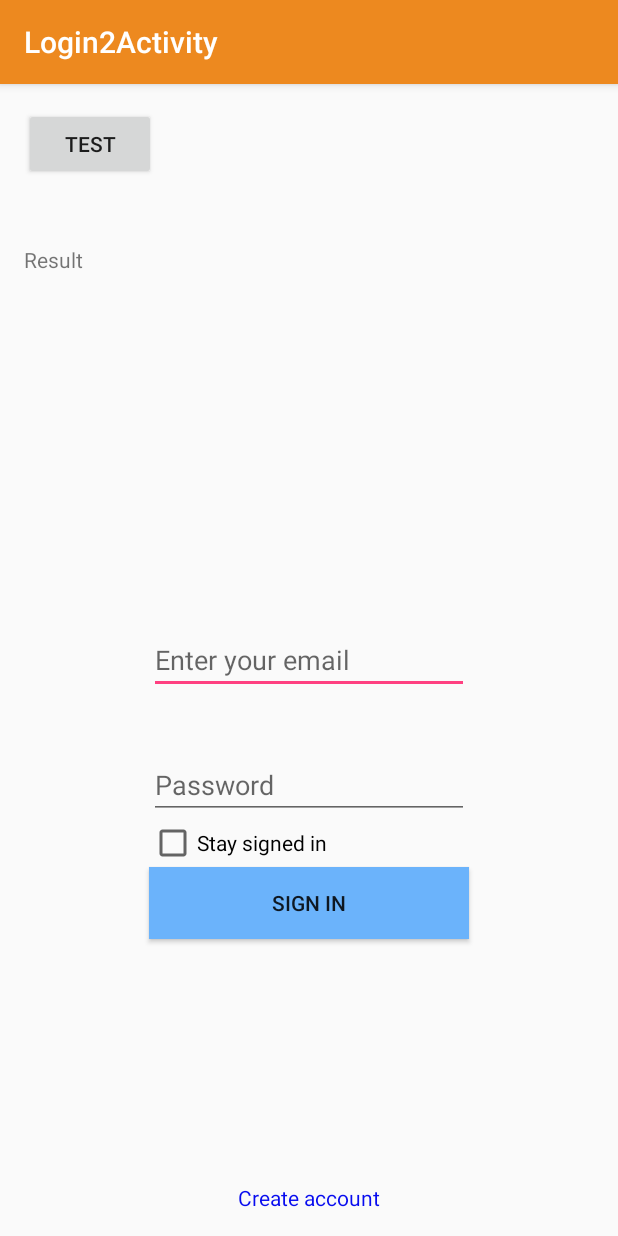
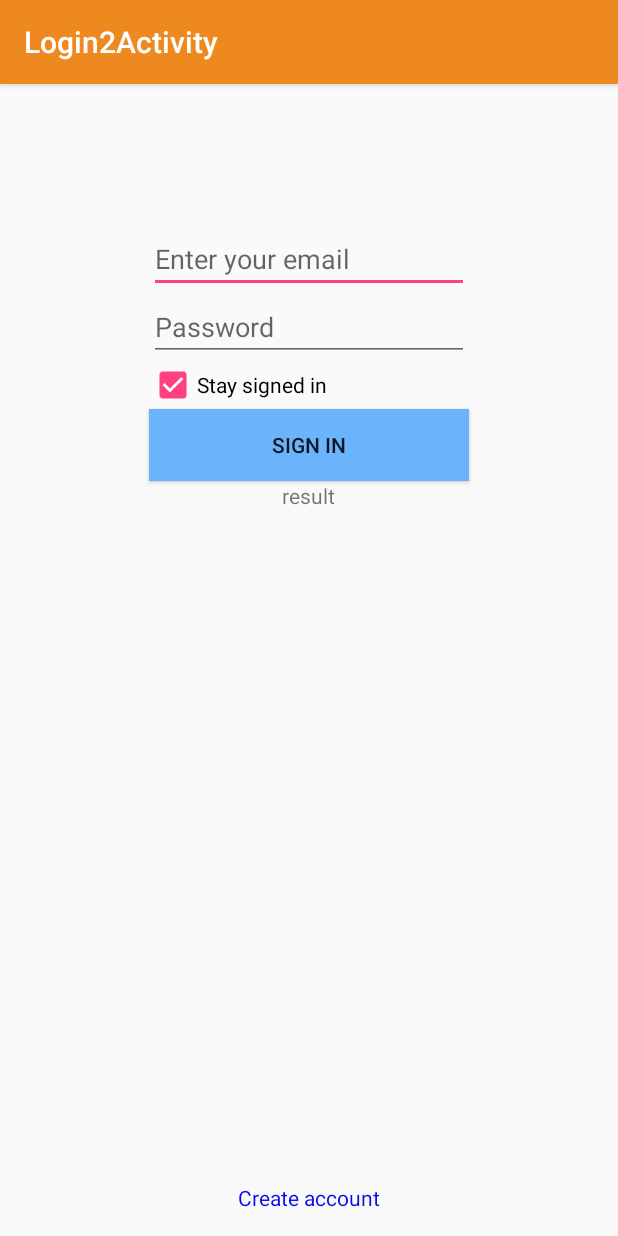
Before and after one commit to HrTran/Android-AngPang, an Android app: the screen it shows after launch (Login2Activity), on a phone screen of 412 x 824 dp. Run offline under Robolectric (Android 15) with nearby library versions, the phone set to English and light mode, and no system bars.

Commit message:
Add: login to the application

```diff
--- a/app/src/main/java/com/example/admin/angpangii/Fragments/Login2Activity.java
+++ b/app/src/main/java/com/example/admin/angpangii/Fragments/Login2Activity.java
@@ -14,6 +14,7 @@ import android.widget.CheckBox;
 import android.widget.CompoundButton;
 import android.widget.EditText;
 import android.widget.TextView;
+import android.widget.Toast;
 
 import com.example.admin.angpangii.R;
 
@@ -27,57 +28,92 @@ import java.net.URL;
 
 public class Login2Activity extends AppCompatActivity {
 
-    private String userName = "luong@luong.com";
-    private String password = "1";
+    private String userName;
+    private String password;
+    private String basicAuth = null;
     private boolean remember = true;
+    private Toast toast;
+    private Context context;
 
-    private TextView resultTView;
-    private Button connectBtn;
     private EditText emailText;
     private EditText passwordText;
     private CheckBox rememberCheckBox;
     private Button signInButton;
     private TextView createAccountTView;
+    private TextView resultTView;
     @Override
     protected void onCreate(Bundle savedInstanceState) {
         super.onCreate(savedInstanceState);
         setContentView(R.layout.activity_login2);
-        resultTView = (TextView) findViewById(R.id.resultTView);
-        connectBtn = (Button) findViewById(R.id.connectBtn);
-        connectBtn.setOnClickListener(new View.OnClickListener() {
-            @Override
-            public void onClick(View v) {
-                ConnectivityManager connMgr = (ConnectivityManager)
-                        getSystemService(Context.CONNECTIVITY_SERVICE);
-                NetworkInfo networkInfo = connMgr.getActiveNetworkInfo();
-                if (networkInfo != null && networkInfo.isConnected()) {
-                    new Communicator().execute("http://10.0.3.2:8000/home");
-                } else {
-                    resultTView.setText("No network connection available.");
-                }
-            }
-        });
+
+        context = getApplicationContext();
 
         // get view
         emailText = (EditText) findViewById(R.id.emailText);
         passwordText = (EditText) findViewById(R.id.passwordText);
         rememberCheckBox = (CheckBox) findViewById(R.id.rememberCheckBox);
         signInButton = (Button) findViewById(R.id.signInButton);
+        resultTView = (TextView) findViewById(R.id.resultTView);
         createAccountTView = (TextView) findViewById(R.id.createAccoutTView);
 
         // handle remember checkbox
+        rememberCheckBox.setChecked(true);
         rememberCheckBox.setOnCheckedChangeListener(new CompoundButton.OnCheckedChangeListener() {
             @Override
             public void onCheckedChanged(CompoundButton buttonView, boolean isChecked) {
-
+                if(isChecked){
+                    remember = true;
+                }else{
+                    remember = false;
+                }
             }
         });
+
+        // handle sign in button
+        signInButton.setOnClickListener(new View.OnClickListener() {
+            @Override
+            public void onClick(View v) {
+                userName = emailText.getText().toString();
+                password = passwordText.getText().toString();
+
+                if(isEmail(userName)){
+                    ConnectivityManager connMgr = (ConnectivityManager)
+                            getSystemService(Context.CONNECTIVITY_SERVICE);
+                    NetworkInfo networkInfo = connMgr.getActiveNetworkInfo();
+                    if (networkInfo != null && networkInfo.isConnected()) {
+                        new Communicator().execute("http://10.0.3.2:8000/v1/login");
+                    } else {
+                        toast = Toast.makeText(context, "No network connection available.", Toast.LENGTH_SHORT);
+                        toast.show();
+                    }
+                }else{
+                    toast = Toast.makeText(getApplicationContext(), "Invalid email", Toast.LENGTH_LONG);
+                    toast.show();
+                }
+            }
+        });
+    }
+
+    public boolean isEmail(String email) {
+        if(email.indexOf(' ') != -1){
+            // if email has space, return false
+            return false;
+        }
+        if(email.indexOf('.') == -1){
+            // if email don't have . character, return false
+            return false;
+        }
+        if(email.indexOf('@') == -1){
+            // if email don't have @ character, return false
+            return false;
+        }
+        return true;
     }
 
     public String downloadUrl(String myUrl) throws IOException {
         InputStream is = null;
         String userCredential = userName + ":" + password;
-        String basicAuth = "Basic " + new String(
+        basicAuth = "Basic " + new String(
                 Base64.encodeToString(userCredential.getBytes(),
                 Base64.DEFAULT));
         // Only display the first 500 characters of the retrieved
@@ -133,7 +169,13 @@ public class Login2Activity extends AppCompatActivity {
         // onPostExecute displays the results of the AsyncTask.
         @Override
         protected void onPostExecute(String result) {
-            resultTView.setText(result);
+            if(!result.equals("ok")){
+                basicAuth = null;
+                resultTView.setText(result);
+            }else{
+                resultTView.setText("Ok");
+                // TODO: go to main screen
+            }
         }
     }
 
--- a/app/src/main/res/layout/activity_login2.xml
+++ b/app/src/main/res/layout/activity_login2.xml
@@ -9,37 +9,14 @@
     android:paddingTop="@dimen/activity_vertical_margin"
     tools:context="com.example.admin.angpangii.Fragments.Login2Activity">
 
-    <Button
-        android:layout_width="wrap_content"
-        android:layout_height="wrap_content"
-        android:text="Test"
-        android:id="@+id/connectBtn"
-        android:layout_alignParentTop="true"
-        android:layout_alignParentLeft="true"
-        android:layout_alignParentStart="true"
-        android:singleLine="true"
-        android:nestedScrollingEnabled="true" />
-
-    <TextView
-        android:layout_width="wrap_content"
-        android:layout_height="wrap_content"
-        android:text="Result"
-        android:id="@+id/resultTView"
-        android:layout_below="@+id/connectBtn"
-        android:layout_alignParentLeft="true"
-        android:layout_alignParentStart="true"
-        android:layout_marginTop="43dp"
-        android:layout_alignParentRight="true"
-        android:layout_alignParentEnd="true" />
-
     <EditText
         android:layout_width="wrap_content"
         android:layout_height="wrap_content"
         android:inputType="textEmailAddress"
         android:ems="10"
         android:id="@+id/emailText"
-        android:layout_centerVertical="true"
         android:layout_centerHorizontal="true"
+        android:layout_marginTop="78dp"
         android:hint="Enter your email" />
 
     <EditText
@@ -48,11 +25,9 @@
         android:inputType="textPassword"
         android:ems="10"
         android:id="@+id/passwordText"
-        android:layout_marginTop="38dp"
-        android:hint="Password"
         android:layout_below="@+id/emailText"
-        android:layout_alignLeft="@+id/emailText"
-        android:layout_alignStart="@+id/emailText" />
+        android:layout_centerHorizontal="true"
+        android:hint="Password" />
 
     <CheckBox
         android:layout_width="wrap_content"
@@ -68,20 +43,28 @@
         android:layout_height="wrap_content"
         android:text="Sign In"
         android:id="@+id/signInButton"
+        android:background="#6bb3fb"
         android:layout_below="@+id/rememberCheckBox"
         android:layout_alignLeft="@+id/rememberCheckBox"
         android:layout_alignStart="@+id/rememberCheckBox"
         android:layout_alignRight="@+id/passwordText"
-        android:layout_alignEnd="@+id/passwordText"
-        android:background="#6bb3fb" />
+        android:layout_alignEnd="@+id/passwordText" />
 
     <TextView
         android:layout_width="wrap_content"
         android:layout_height="wrap_content"
         android:text="Create account"
         android:id="@+id/createAccoutTView"
+        android:textColor="#070bef"
+        android:textColorLink="#c10c9a"
         android:layout_alignParentBottom="true"
-        android:layout_centerHorizontal="true"
-        android:textColor="#070bef"
-        android:textColorLink="#c10c9a" />
+        android:layout_centerHorizontal="true" />
+
+    <TextView
+        android:layout_width="wrap_content"
+        android:layout_height="wrap_content"
+        android:text="result"
+        android:id="@+id/resultTView"
+        android:layout_below="@+id/signInButton"
+        android:layout_centerHorizontal="true" />
 </RelativeLayout>
```
